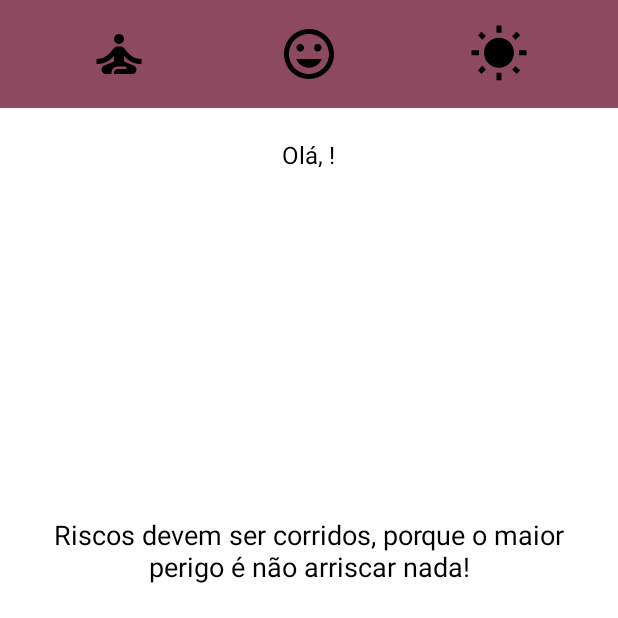
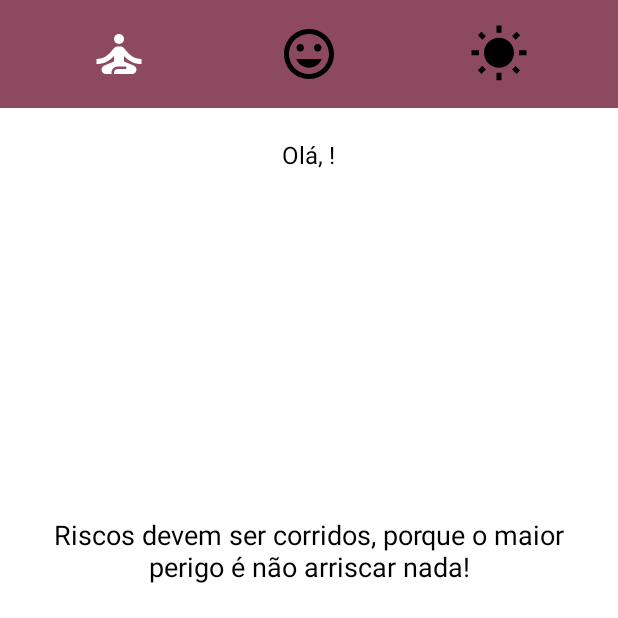
Before and after one commit to jpaulofsantos/motivation, an Android app: the MainActivity screen opened directly, with no data from a screen before it, after a tap on an icon or button, on a phone screen of 412 x 824 dp, the top half of it. Run offline under Robolectric (Android 15) with nearby library versions, the phone set to English and light mode, and no system bars.

Commit message:
changing icons color

```diff
--- a/app/src/main/java/com/example/motivation/ui/MainActivity.kt
+++ b/app/src/main/java/com/example/motivation/ui/MainActivity.kt
@@ -4,6 +4,7 @@ import android.content.SharedPreferences
 import androidx.appcompat.app.AppCompatActivity
 import android.os.Bundle
 import android.view.View
+import androidx.core.content.ContextCompat
 import com.example.motivation.R
 import com.example.motivation.databinding.ActivityMainBinding
 import com.example.motivation.utils.MotivationConstants
@@ -19,15 +20,34 @@ class MainActivity : AppCompatActivity(), View.OnClickListener {
 
         supportActionBar?.hide()
 
+        binding.btnFrase.setOnClickListener(this)
         binding.ivLeft.setOnClickListener(this)
+        binding.ivCenter.setOnClickListener(this)
+        binding.ivRight.setOnClickListener(this)
 
         //buscando o nome de UserActivity e setando o nome no textView através da chave "nomeLogin"
         binding.tvNome.text = SharedInformation(this).getName(MotivationConstants.KEY.USER_NAME) + "!"
     }
 
     override fun onClick(view: View) {
-        if (view.id == R.id.ivLeft) {
-            R.drawable.ic_baseline_self_improvement_24
+        if (view.id in listOf(R.id.ivLeft, R.id.ivCenter, R.id.ivRight)) {
+            handleFilter(view.id)
+        }
+    }
+
+    private fun handleFilter(id: Int) {
+
+        binding.ivLeft.setColorFilter(ContextCompat.getColor(this, R.color.black))
+        binding.ivCenter.setColorFilter(ContextCompat.getColor(this, R.color.black))
+        binding.ivRight.setColorFilter(ContextCompat.getColor(this, R.color.black))
+
+        if (id == R.id.ivLeft) {
+            binding.ivLeft.setColorFilter(ContextCompat.getColor(this, R.color.white))
+        } else if (id == R.id.ivCenter) {
+            binding.ivCenter.setColorFilter(ContextCompat.getColor(this, R.color.white))
+
+        } else if (id == R.id.ivRight) {
+            binding.ivRight.setColorFilter(ContextCompat.getColor(this, R.color.white))
         }
     }
 }
--- a/app/src/main/res/layout/activity_main.xml
+++ b/app/src/main/res/layout/activity_main.xml
@@ -4,7 +4,7 @@
     xmlns:tools="http://schemas.android.com/tools"
     android:layout_width="match_parent"
     android:layout_height="match_parent"
-    tools:context=".MainActivity">
+    tools:context=".ui.MainActivity">
 
     <LinearLayout
         android:id="@+id/ll1"
@@ -101,6 +101,7 @@
     </LinearLayout>
 
     <Button
+        android:id="@+id/btnFrase"
         android:layout_width="wrap_content"
         android:layout_height="wrap_content"
         android:text="Nova Frase"
--- a/app/src/main/res/layout/activity_user.xml
+++ b/app/src/main/res/layout/activity_user.xml
@@ -7,7 +7,7 @@
     android:background="#8C4960"
     android:padding="10dp"
     android:orientation="vertical"
-    tools:context=".UserActivity">
+    tools:context=".ui.UserActivity">
 
     <TextView
         android:id="@+id/tv1"
```
